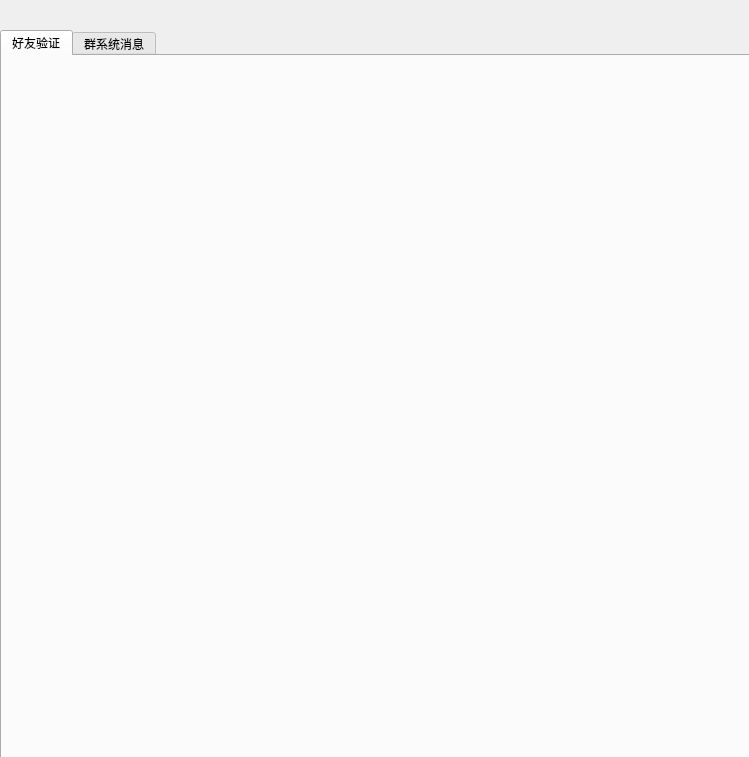
Above: Client/systemmessage.ui from flyjay123/OurChat before the change. Below: the same form after it.
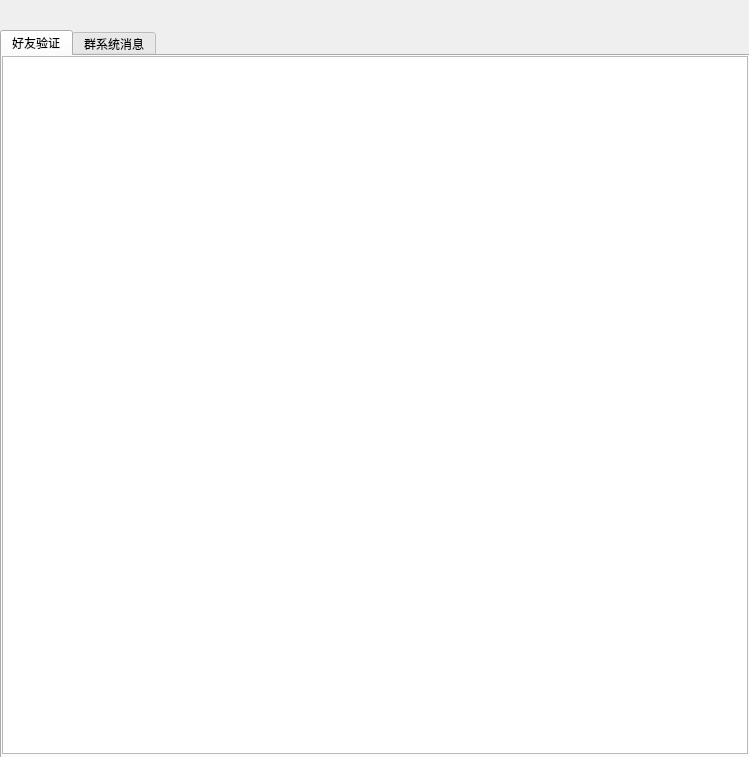
That is the form after the change.

```diff
--- a/Client/systemmessage.ui
+++ b/Client/systemmessage.ui
@@ -29,6 +29,16 @@
     <attribute name="title">
      <string>好友验证</string>
     </attribute>
+    <widget class="QListWidget" name="listWidget">
+     <property name="geometry">
+      <rect>
+       <x>0</x>
+       <y>0</y>
+       <width>746</width>
+       <height>698</height>
+      </rect>
+     </property>
+    </widget>
    </widget>
    <widget class="QWidget" name="tab_group">
     <attribute name="title">
```
Left out of the diff: 10 changed lines with no effect on the pictures.
